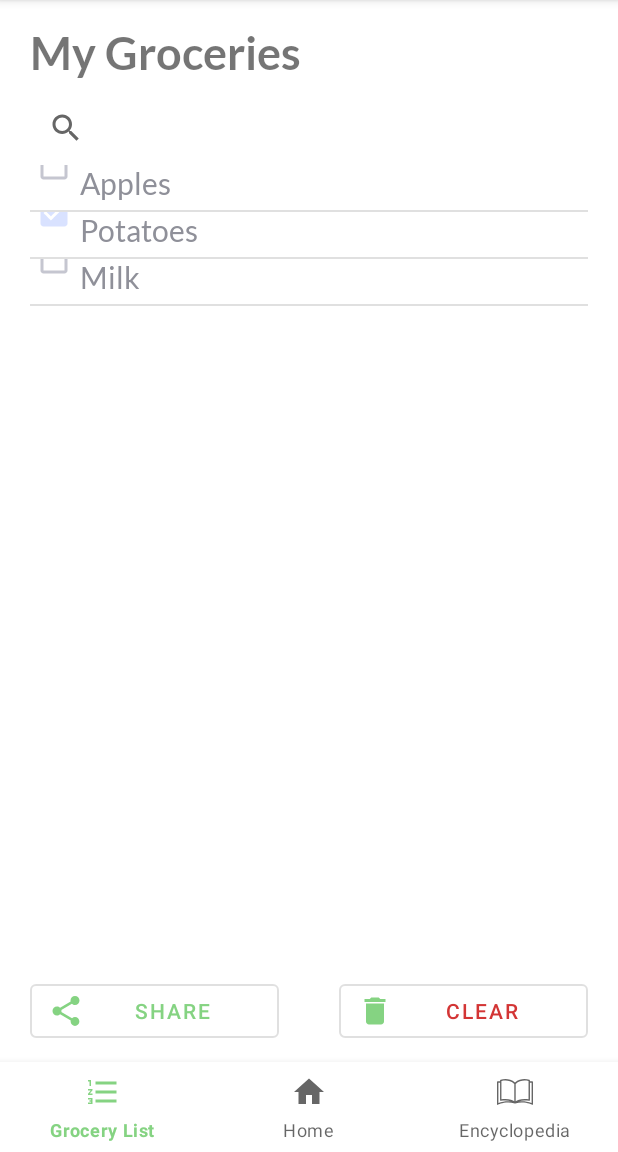
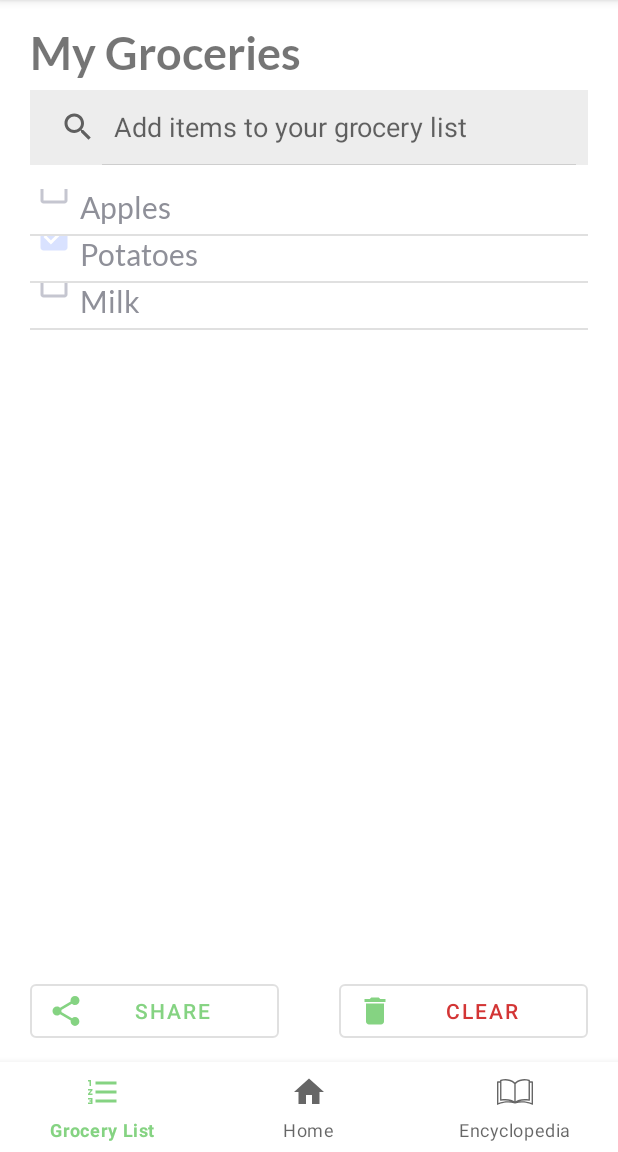
Before and after one commit to LEON-MING/freshpick, an Android app: the GroceryListActivity screen opened directly, with no data from a screen before it, on a phone screen of 412 x 824 dp, the part 84-1236 px from its top. Run offline under Robolectric (Android 15) with nearby library versions, the phone set to English and light mode, and no system bars.

Commit message:
Improvements to grocery list: search bar, clear button

```diff
--- a/app/src/main/java/com/example/freshpick/GroceryListActivity.java
+++ b/app/src/main/java/com/example/freshpick/GroceryListActivity.java
@@ -10,6 +10,7 @@ import android.util.Log;
 import android.view.MenuItem;
 import android.view.View;
 import android.widget.AdapterView;
+import android.widget.Button;
 import android.widget.CheckBox;
 import android.widget.ListView;
 import android.widget.Toast;
@@ -81,6 +82,15 @@ public class GroceryListActivity extends AppCompatActivity {
             }
         });
 
+        Button selectAllButton = (Button)findViewById(R.id.clearButton);
+        selectAllButton.setOnClickListener(new View.OnClickListener() {
+            @Override
+            public void onClick(View view) {
+                demoItemList.clear();
+                groceryListDataAdapter.notifyDataSetChanged();
+            }
+        });
+
 
         BottomNavigationView bottomNav = findViewById(R.id.bottom_nav);
         bottomNav.setSelectedItemId(R.id.grocery_list);
--- a/app/src/main/res/layout/activity_grocery_list.xml
+++ b/app/src/main/res/layout/activity_grocery_list.xml
@@ -26,6 +26,9 @@
         android:layout_width="0dp"
         android:layout_height="50dp"
         android:layout_marginHorizontal="20dp"
+        android:background="@color/freshpick_grey"
+        android:iconifiedByDefault="false"
+        android:queryHint="Add items to your grocery list"
         app:layout_constraintBottom_toTopOf="@id/grocery_list"
         app:layout_constraintEnd_toEndOf="parent"
         app:layout_constraintStart_toStartOf="parent"
@@ -36,10 +39,11 @@
         android:layout_width="match_parent"
         android:layout_height="0dp"
         android:layout_marginHorizontal="20dp"
+        android:layout_marginTop="16dp"
         app:layout_constraintBottom_toTopOf="@id/shareButton"
         app:layout_constraintEnd_toEndOf="parent"
         app:layout_constraintStart_toStartOf="parent"
-        app:layout_constraintTop_toBottomOf="@id/searchView"/>
+        app:layout_constraintTop_toBottomOf="@id/searchView" />
 
     <com.google.android.material.button.MaterialButton
         android:id="@+id/shareButton"
```
